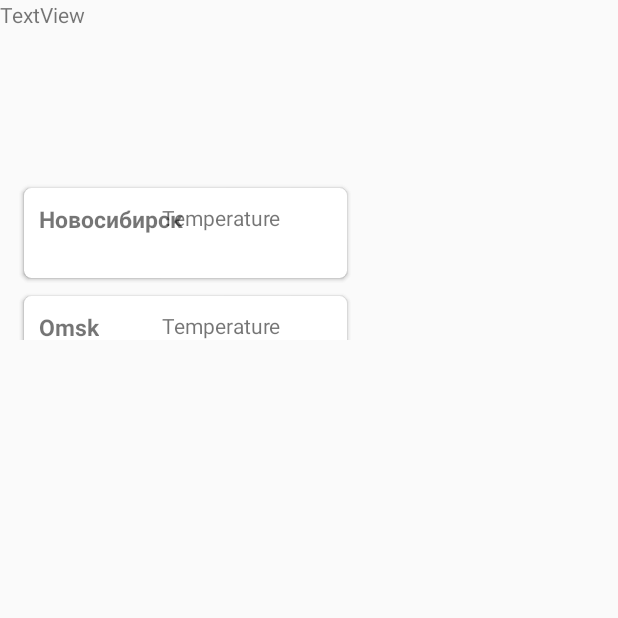
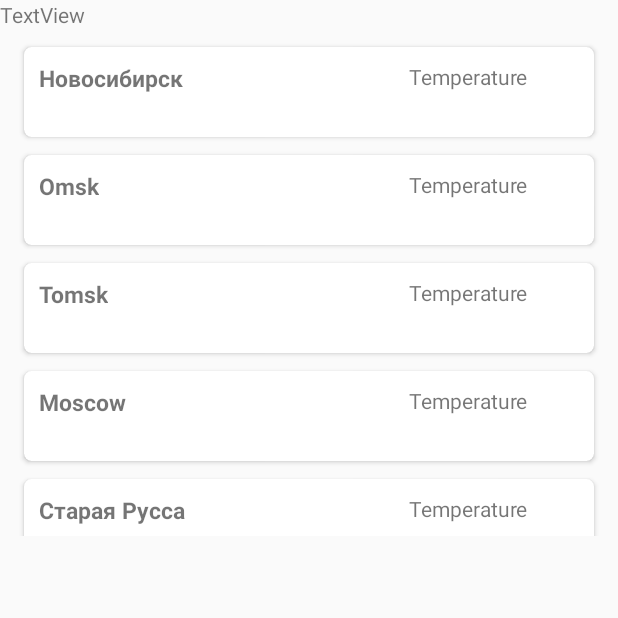
Before and after one commit to AndreyTyshko/testRetrofit, an Android app: the MainFragment screen opened directly, with no data from a screen before it, on a phone screen of 412 x 824 dp, the top half of it. Run offline under Robolectric (Android 15) with nearby library versions, the light colour scheme and no system bars; 2 statements that could not run were skipped.

Commit message:
непонятка

```diff
--- a/app/src/main/java/com/example/testretrofit/model/Item.java
+++ b/app/src/main/java/com/example/testretrofit/model/Item.java
@@ -12,10 +12,13 @@ class Item  extends AppCompatActivity {
 
     String[] cityList = getResources().getStringArray(R.array.cityNames);
 
-    public Item(String city, float temperature) {
+
+
+    public Item(int contentLayoutId, String city, float temperature, String[] cityList) {
+        super(contentLayoutId);
         this.city = city;
         this.temperature = temperature;
-
+        this.cityList = cityList;
     }
 
     public String getCity() {
--- a/app/src/main/java/com/example/testretrofit/model/ListAdapter.java
+++ b/app/src/main/java/com/example/testretrofit/model/ListAdapter.java
@@ -8,15 +8,27 @@ import android.widget.TextView;
 import androidx.annotation.NonNull;
 import androidx.recyclerview.widget.RecyclerView;
 
+import com.example.testretrofit.JSONPlaceHolderApi;
+import com.example.testretrofit.NetworkService;
+import com.example.testretrofit.PostResponse;
 import com.example.testretrofit.R;
 
 import java.util.ArrayList;
 import java.util.List;
 
+import retrofit2.Call;
+import retrofit2.Callback;
+import retrofit2.Response;
+
 
 class ListAdapter extends RecyclerView.Adapter<ListAdapter.ListViewHolder> {
 
     private List<String> items = new ArrayList<>();
+    public static String AppId = "4240241801da69bd61e3b433199e86d3";
+    public static String units = "metric";
+    public static String q = "Новосибирск";
+    public static long z;
+
 
     @NonNull
     @Override
@@ -28,10 +40,13 @@ class ListAdapter extends RecyclerView.Adapter<ListAdapter.ListViewHolder> {
     @Override
     public void onBindViewHolder(@NonNull ListAdapter.ListViewHolder holder, int position) {
         holder.mTextView.setText(items.get(position));
+
+
     }
 
     public void setItems(List<String> items) {
         this.items = items;
+
     }
 
     @Override
@@ -42,10 +57,38 @@ class ListAdapter extends RecyclerView.Adapter<ListAdapter.ListViewHolder> {
     static class ListViewHolder extends RecyclerView.ViewHolder {
 
         private TextView mTextView;
+        private TextView mTextViewTemperature;
+
 
         public ListViewHolder(View itemView) {
             super(itemView);
             mTextView = itemView.findViewById(R.id.viewholder_cityName);
+
+            //q=itemView.get
+            //q = "Novosibirsk";
+            //q = mTextView.getText().toString();
+
+            JSONPlaceHolderApi service = NetworkService.getRetrofitInstance().create(JSONPlaceHolderApi.class);
+            q=
+            Call<PostResponse> call = service.getPostWithID(q, AppId, units);
+            call.enqueue(new Callback<PostResponse>() {
+                @Override
+                public void onResponse(Call<PostResponse> call, Response<PostResponse> response) {
+
+                    if (response.code() == 200) {
+                        PostResponse postResponse = response.body();
+                        assert postResponse != null;
+
+                        mTextViewTemperature.setText(postResponse.name);
+                    }
+                }
+
+                @Override
+                public void onFailure(Call<PostResponse> call, Throwable t) {
+                    mTextView.setText(t.getMessage());
+                }
+            });
+
         }
     }
 }
--- a/app/src/main/java/com/example/testretrofit/model/MainFragment.java
+++ b/app/src/main/java/com/example/testretrofit/model/MainFragment.java
@@ -27,14 +27,12 @@ public class MainFragment extends FragmentActivity {
         mFragmentOne = new FragmentOne();
         mFragmentTwo = new FragmentTwo();
 
-        FragmentManager fragmentManager = getSupportFragmentManager();
+       /* FragmentManager fragmentManager = getSupportFragmentManager();
         FragmentTransaction fragmentTransaction =fragmentManager.beginTransaction();
         fragmentTransaction.add(R.id.fragment_two, mFragmentTwo);
-        fragmentTransaction.commit();
+        fragmentTransaction.commit();*/
 
-       /* mFragmentTransaction.add(R.id.fragment_one, mFragmentOne);
-        mFragmentTransaction.add(R.id.fragment_two, mFragmentTwo);
-        mFragmentTransaction.commit();*/
+
     }
 
 
--- a/app/src/main/res/layout/main_fragment.xml
+++ b/app/src/main/res/layout/main_fragment.xml
@@ -10,16 +10,16 @@
     <fragment
         android:name="com.example.testretrofit.model.FragmentOne"
         android:id="@+id/fragment_one"
-        android:layout_width="247dp"
-        android:layout_height="113dp"
+        android:layout_width="match_parent"
+        android:layout_height="wrap_content"
         tools:layout="@layout/one_fragment" />
 
 
     <fragment
+        android:id="@+id/fragment_two"
         android:name="com.example.testretrofit.model.FragmentTwo"
-        android:id="@+id/fragment_two"
-        android:layout_width="247dp"
-        android:layout_height="113dp"
+        android:layout_width="match_parent"
+        android:layout_height="338dp"
         tools:layout="@layout/two_fragment" />
 
 
```
Also changed, not shown: app/src/main/java/com/example/testretrofit/PostResponse.java (indentation only).
